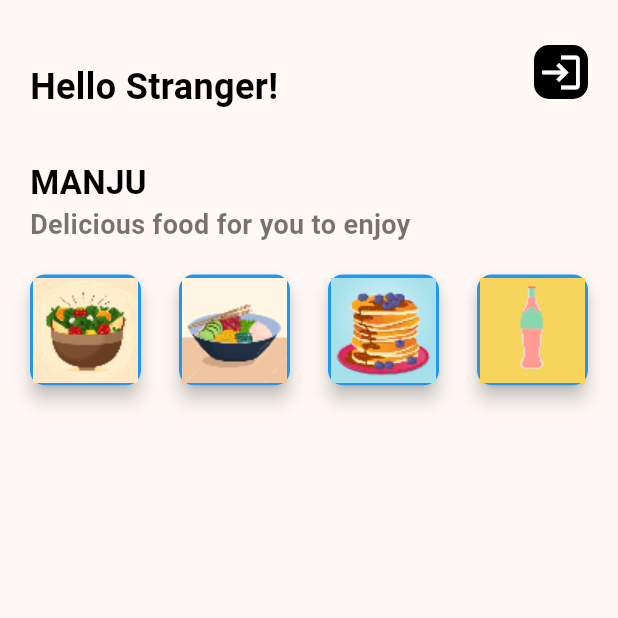
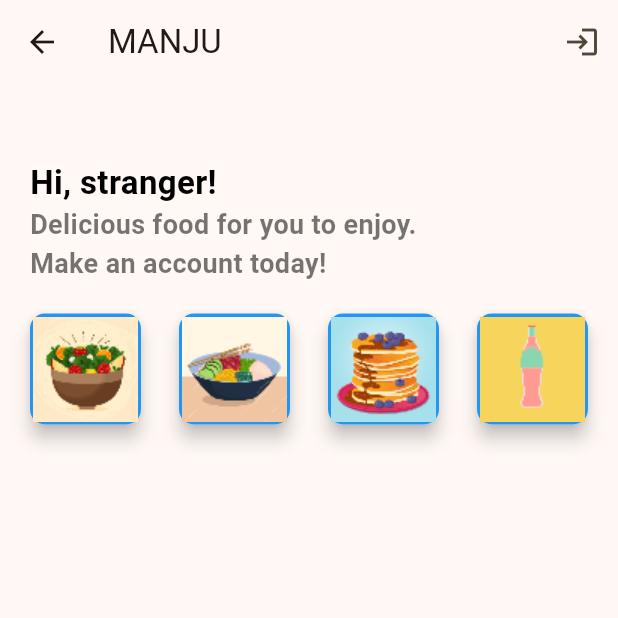
Before and after one commit to nimajneben/CS-Diner-dept, a Flutter app: the SurferHome screen opened directly, on a phone screen of 412 x 824 dp, the top half of it. Run offline on Flutter 3.47's test engine with Material 3 defaults, Android fonts, the phone set to English and light mode, and no system bars; our stand-ins replace cached_network_image, cloud_firestore, curved_navigation_bar, firebase_auth, firebase_core, firebase_storage and 2 more; missing offline and left inert: dart:ffi; accounts and stored records are empty; network calls fail.

Commit message:
optimize top app bar to material design

```diff
--- a/lib/pages/surfer_home.dart
+++ b/lib/pages/surfer_home.dart
@@ -249,46 +249,31 @@ class _SurferHomeState extends State<SurferHome> {
   @override
   Widget build(BuildContext context) {
     return Scaffold(
+      appBar: AppBar(
+        title: const Text('MANJU'),
+        actions: <Widget>[
+          IconButton(
+              icon: const Icon(Icons.login),
+              tooltip: 'Login',
+              onPressed: () {
+                Navigator.push(context,
+                    MaterialPageRoute(builder: (context) => const LogIn()));
+              })
+        ],
+      ),
       body: SingleChildScrollView(
         child: Container(
             margin: const EdgeInsets.only(top: 30.0, left: 20.0, bottom: 50),
             child: Column(
               crossAxisAlignment: CrossAxisAlignment.start,
               children: [
-                Row(
-                  mainAxisAlignment: MainAxisAlignment.spaceBetween,
-                  children: [
-                    Text(
-                      "Hello Stranger!",
-                      style: AppWidget.boldTextFieldStyle(),
-                    ),
-
-                    ///Here is the Shopping Cart Icon
-                    GestureDetector(
-                      onTap: () {
-                        Navigator.push(context,
-                            MaterialPageRoute(builder: (context) => LogIn()));
-                      },
-                      child: Container(
-                        margin:
-                            const EdgeInsets.only(right: 20.0, bottom: 20.0),
-                        padding: const EdgeInsets.all(3.0),
-                        decoration: BoxDecoration(
-                            color: Colors.black,
-                            borderRadius: BorderRadius.circular(10.0)),
-                        child: const Icon(Icons.login_outlined,
-                            size: 30.0, color: Colors.white),
-                      ),
-                    )
-                  ],
-                ),
                 SizedBox(height: 20.0),
                 Text(
-                  "MANJU",
+                  "Hi, stranger!",
                   style: AppWidget.headLineTextFieldStyle(),
                 ),
                 Text(
-                  "Delicious food for you to enjoy",
+                  "Delicious food for you to enjoy.\nMake an account today!",
                   style: AppWidget.lightTextFieldStyle(),
                 ),
                 SizedBox(height: 20.0),
```
Also changed, not shown: lib/pages/food_details.dart (+2 -12 lines).
